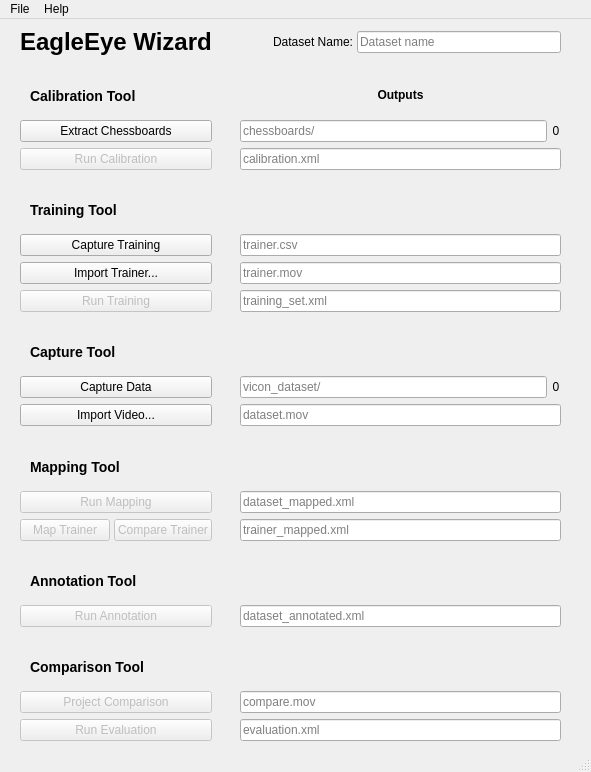
gwillz/EagleEye, file wizard.ui: the form before one commit.
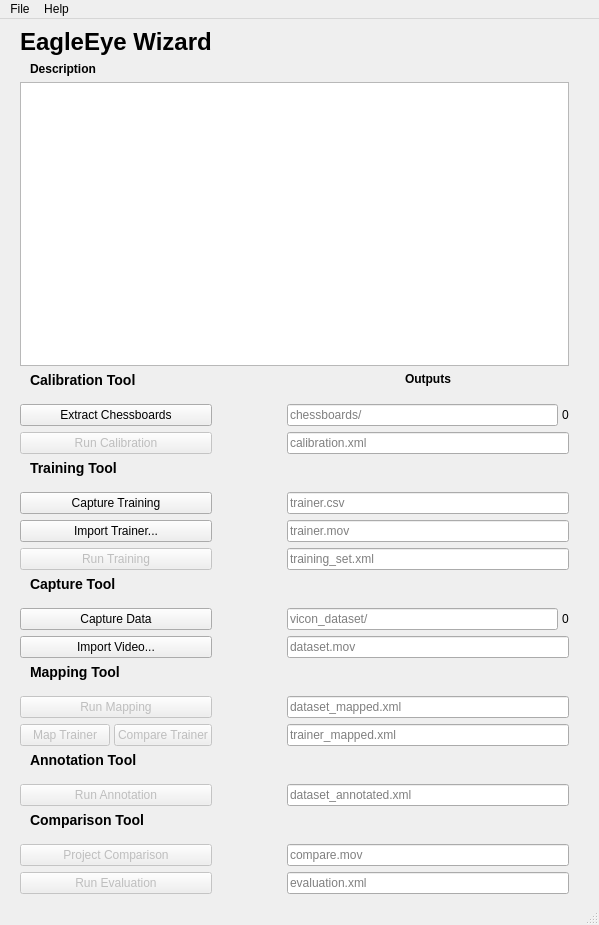
The form after the commit. Icons and pictures are not drawn. Custom widgets are drawn as their Qt base class.

Commit message: added description field to header.xml

Patch:
```diff
--- a/wizard.ui
+++ b/wizard.ui
@@ -6,15 +6,15 @@
    <rect>
     <x>0</x>
     <y>0</y>
-    <width>591</width>
-    <height>772</height>
+    <width>599</width>
+    <height>925</height>
    </rect>
   </property>
   <property name="windowTitle">
    <string>EagleEye Wizard</string>
   </property>
   <widget class="QWidget" name="centralwidget">
-   <layout class="QGridLayout" name="gridLayout" columnstretch="2,2,1,1,9,9,9,1">
+   <layout class="QGridLayout" name="gridLayout" columnstretch="10,10,10,20,20,0">
     <property name="leftMargin">
      <number>20</number>
     </property>
@@ -24,7 +24,30 @@
     <property name="horizontalSpacing">
      <number>4</number>
     </property>
-    <item row="7" column="0" colspan="2">
+    <item row="2" column="0" colspan="6">
+     <widget class="QPlainTextEdit" name="description_edit">
+      <property name="minimumSize">
+       <size>
+        <width>0</width>
+        <height>50</height>
+       </size>
+      </property>
+     </widget>
+    </item>
+    <item row="18" column="0" colspan="2">
+     <widget class="QLabel" name="label_7">
+      <property name="text">
+       <string>&lt;h3&gt;Comparison Tool&lt;/h3&gt;</string>
+      </property>
+      <property name="alignment">
+       <set>Qt::AlignBottom|Qt::AlignLeading|Qt::AlignLeft</set>
+      </property>
+      <property name="indent">
+       <number>10</number>
+      </property>
+     </widget>
+    </item>
+    <item row="9" column="0" colspan="2">
      <widget class="HoverButton" name="trainer_button">
       <property name="enabled">
        <bool>false</bool>
@@ -34,7 +57,23 @@
       </property>
      </widget>
     </item>
-    <item row="14" column="0" colspan="2">
+    <item row="3" column="2" rowspan="17">
+     <spacer name="horizontalSpacer_2">
+      <property name="orientation">
+       <enum>Qt::Horizontal</enum>
+      </property>
+      <property name="sizeType">
+       <enum>QSizePolicy::Fixed</enum>
+      </property>
+      <property name="sizeHint" stdset="0">
+       <size>
+        <width>20</width>
+        <height>20</height>
+       </size>
+      </property>
+     </spacer>
+    </item>
+    <item row="16" column="0" colspan="2">
      <widget class="QLabel" name="label_6">
       <property name="text">
        <string>&lt;h3&gt;Annotation Tool&lt;/h3&gt;</string>
@@ -47,7 +86,7 @@
       </property>
      </widget>
     </item>
-    <item row="3" column="0" colspan="2">
+    <item row="5" column="0" colspan="2">
      <widget class="HoverButton" name="calibration_button">
       <property name="enabled">
        <bool>false</bool>
@@ -57,7 +96,7 @@
       </property>
      </widget>
     </item>
-    <item row="12" column="0" colspan="2">
+    <item row="14" column="0" colspan="2">
      <widget class="HoverButton" name="mapping_button">
       <property name="enabled">
        <bool>false</bool>
@@ -67,7 +106,7 @@
       </property>
      </widget>
     </item>
-    <item row="2" column="7">
+    <item row="4" column="5">
      <widget class="QLabel" name="num_chessboards">
       <property name="sizePolicy">
        <sizepolicy hsizetype="Minimum" vsizetype="Preferred">
@@ -83,37 +122,21 @@
       </property>
      </widget>
     </item>
-    <item row="9" column="3" colspan="4">
+    <item row="11" column="3" colspan="2">
      <widget class="HighlightEdit" name="vicondata_edit">
       <property name="placeholderText">
        <string>vicon_dataset/</string>
       </property>
      </widget>
     </item>
-    <item row="0" column="2" colspan="2">
-     <spacer name="horizontalSpacer">
-      <property name="orientation">
-       <enum>Qt::Horizontal</enum>
-      </property>
-      <property name="sizeType">
-       <enum>QSizePolicy::MinimumExpanding</enum>
-      </property>
-      <property name="sizeHint" stdset="0">
-       <size>
-        <width>40</width>
-        <height>20</height>
-       </size>
-      </property>
-     </spacer>
-    </item>
-    <item row="2" column="0" colspan="2">
+    <item row="4" column="0" colspan="2">
      <widget class="QPushButton" name="chessboard_button">
       <property name="text">
        <string>Extract Chessboards</string>
       </property>
      </widget>
     </item>
-    <item row="2" column="3" colspan="4">
+    <item row="4" column="3" colspan="2">
      <widget class="HighlightEdit" name="chessboard_edit">
       <property name="text">
        <string/>
@@ -123,14 +146,14 @@
       </property>
      </widget>
     </item>
-    <item row="6" column="0" colspan="2">
+    <item row="8" column="0" colspan="2">
      <widget class="QPushButton" name="trainer_mov_button">
       <property name="text">
        <string>Import Trainer...</string>
       </property>
      </widget>
     </item>
-    <item row="10" column="3" colspan="5">
+    <item row="12" column="3" colspan="3">
      <widget class="HighlightEdit" name="dataset_mov_edit">
       <property name="text">
        <string/>
@@ -140,7 +163,7 @@
       </property>
      </widget>
     </item>
-    <item row="15" column="0" colspan="2">
+    <item row="17" column="0" colspan="2">
      <widget class="HoverButton" name="annotation_button">
       <property name="enabled">
        <bool>false</bool>
@@ -150,14 +173,14 @@
       </property>
      </widget>
     </item>
-    <item row="3" column="3" colspan="5">
+    <item row="5" column="3" colspan="3">
      <widget class="HighlightEdit" name="calibration_edit">
       <property name="placeholderText">
        <string>calibration.xml</string>
       </property>
      </widget>
     </item>
-    <item row="1" column="3" colspan="5">
+    <item row="3" column="3" colspan="3">
      <widget class="QLabel" name="label">
       <property name="text">
        <string>&lt;h4&gt;Outputs&lt;/h4&gt;</string>
@@ -170,14 +193,14 @@
       </property>
      </widget>
     </item>
-    <item row="15" column="3" colspan="5">
+    <item row="17" column="3" colspan="3">
      <widget class="HighlightEdit" name="dataset_ann_edit">
       <property name="placeholderText">
        <string>dataset_annotated.xml</string>
       </property>
      </widget>
     </item>
-    <item row="5" column="3" colspan="5">
+    <item row="7" column="3" colspan="3">
      <widget class="HighlightEdit" name="trainer_csv_edit">
       <property name="text">
        <string/>
@@ -187,7 +210,7 @@
       </property>
      </widget>
     </item>
-    <item row="17" column="0" colspan="2">
+    <item row="19" column="0" colspan="2">
      <widget class="HoverButton" name="comparison_button">
       <property name="enabled">
        <bool>false</bool>
@@ -197,36 +220,14 @@
       </property>
      </widget>
     </item>
-    <item row="1" column="2" rowspan="17">
-     <spacer name="horizontalSpacer_2">
-      <property name="orientation">
-       <enum>Qt::Horizontal</enum>
-      </property>
-      <property name="sizeType">
-       <enum>QSizePolicy::Fixed</enum>
-      </property>
-      <property name="sizeHint" stdset="0">
-       <size>
-        <width>20</width>
-        <height>20</height>
-       </size>
-      </property>
-     </spacer>
-    </item>
-    <item row="16" column="0" colspan="2">
-     <widget class="QLabel" name="label_7">
-      <property name="text">
-       <string>&lt;h3&gt;Comparison Tool&lt;/h3&gt;</string>
-      </property>
-      <property name="alignment">
-       <set>Qt::AlignBottom|Qt::AlignLeading|Qt::AlignLeft</set>
-      </property>
-      <property name="indent">
-       <number>10</number>
+    <item row="15" column="3" colspan="3">
+     <widget class="HighlightEdit" name="trainer_map_edit">
+      <property name="placeholderText">
+       <string>trainer_mapped.xml</string>
       </property>
      </widget>
     </item>
-    <item row="12" column="3" colspan="5">
+    <item row="14" column="3" colspan="3">
      <widget class="HighlightEdit" name="dataset_map_edit">
       <property name="placeholderText">
        <string>dataset_mapped.xml</string>
@@ -240,7 +241,7 @@
       </property>
      </widget>
     </item>
-    <item row="18" column="0" colspan="2">
+    <item row="20" column="0" colspan="2">
      <widget class="HoverButton" name="evaluation_button">
       <property name="enabled">
        <bool>false</bool>
@@ -250,14 +251,14 @@
       </property>
      </widget>
     </item>
-    <item row="10" column="0" colspan="2">
+    <item row="12" column="0" colspan="2">
      <widget class="QPushButton" name="dataset_mov_button">
       <property name="text">
        <string>Import Video...</string>
       </property>
      </widget>
     </item>
-    <item row="11" column="0" colspan="2">
+    <item row="13" column="0" colspan="2">
      <widget class="QLabel" name="label_5">
       <property name="text">
        <string>&lt;h3&gt;Mapping Tool&lt;/h3&gt;</string>
@@ -270,7 +271,7 @@
       </property>
      </widget>
     </item>
-    <item row="9" column="7">
+    <item row="11" column="5">
      <widget class="QLabel" name="num_vicondata">
       <property name="text">
        <string>0</string>
@@ -280,7 +281,7 @@
       </property>
      </widget>
     </item>
-    <item row="6" column="3" colspan="5">
+    <item row="8" column="3" colspan="3">
      <widget class="HighlightEdit" name="trainer_mov_edit">
       <property name="text">
        <string/>
@@ -290,7 +291,7 @@
       </property>
      </widget>
     </item>
-    <item row="4" column="0" colspan="2">
+    <item row="6" column="0" colspan="2">
      <widget class="QLabel" name="label_3">
       <property name="text">
        <string>&lt;h3&gt;Training Tool&lt;/h3&gt;</string>
@@ -303,7 +304,7 @@
       </property>
      </widget>
     </item>
-    <item row="1" column="0" colspan="2">
+    <item row="3" column="0" colspan="2">
      <widget class="QLabel" name="label_2">
       <property name="text">
        <string>&lt;h3&gt;Calibration Tool&lt;/h3&gt;</string>
@@ -316,7 +317,7 @@
       </property>
      </widget>
     </item>
-    <item row="8" column="0" colspan="2">
+    <item row="10" column="0" colspan="2">
      <widget class="QLabel" name="label_4">
       <property name="text">
        <string>&lt;h3&gt;Capture Tool&lt;/h3&gt;</string>
@@ -329,54 +330,28 @@
       </property>
      </widget>
     </item>
-    <item row="9" column="0" colspan="2">
+    <item row="11" column="0" colspan="2">
      <widget class="QPushButton" name="capture_button">
       <property name="text">
        <string>Capture Data</string>
       </property>
      </widget>
     </item>
-    <item row="0" column="5" colspan="3">
-     <widget class="QLineEdit" name="dataset_name_edit">
-      <property name="minimumSize">
-       <size>
-        <width>120</width>
-        <height>0</height>
-       </size>
-      </property>
-      <property name="placeholderText">
-       <string>Dataset name</string>
-      </property>
-     </widget>
-    </item>
-    <item row="0" column="4">
-     <widget class="QLabel" name="label_9">
-      <property name="text">
-       <string>Dataset Name:</string>
-      </property>
-      <property name="alignment">
-       <set>Qt::AlignRight|Qt::AlignTrailing|Qt::AlignVCenter</set>
-      </property>
-      <property name="buddy">
-       <cstring>dataset_name_edit</cstring>
-      </property>
-     </widget>
-    </item>
-    <item row="5" column="0" colspan="2">
+    <item row="7" column="0" colspan="2">
      <widget class="QPushButton" name="capture_trainer_button">
       <property name="text">
        <string>Capture Training</string>
       </property>
      </widget>
     </item>
-    <item row="7" column="3" colspan="5">
+    <item row="9" column="3" colspan="3">
      <widget class="HighlightEdit" name="trainer_xml_edit">
       <property name="placeholderText">
        <string>training_set.xml</string>
       </property>
      </widget>
     </item>
-    <item row="13" column="0">
+    <item row="15" column="0">
      <widget class="HoverButton" name="trainer_map_button">
       <property name="enabled">
        <bool>false</bool>
@@ -386,7 +361,7 @@
       </property>
      </widget>
     </item>
-    <item row="13" column="1">
+    <item row="15" column="1">
      <widget class="HoverButton" name="trainer_compare_button">
       <property name="enabled">
        <bool>false</bool>
@@ -396,7 +371,7 @@
       </property>
      </widget>
     </item>
-    <item row="17" column="3" colspan="5">
+    <item row="19" column="3" colspan="3">
      <widget class="HighlightEdit" name="comparison_edit">
       <property name="text">
        <string/>
@@ -406,17 +381,23 @@
       </property>
      </widget>
     </item>
-    <item row="18" column="3" colspan="5">
+    <item row="20" column="3" colspan="3">
      <widget class="HighlightEdit" name="evaluation_edit">
       <property name="placeholderText">
        <string>evaluation.xml</string>
       </property>
      </widget>
     </item>
-    <item row="13" column="3" colspan="5">
-     <widget class="HighlightEdit" name="trainer_map_edit">
-      <property name="placeholderText">
-       <string>trainer_mapped.xml</string>
+    <item row="1" column="0">
+     <widget class="QLabel" name="label_9">
+      <property name="text">
+       <string>&lt;h4&gt;Description&lt;/h4&gt;</string>
+      </property>
+      <property name="alignment">
+       <set>Qt::AlignLeading|Qt::AlignLeft|Qt::AlignVCenter</set>
+      </property>
+      <property name="indent">
+       <number>10</number>
       </property>
      </widget>
     </item>
@@ -427,8 +408,8 @@
     <rect>
      <x>0</x>
      <y>0</y>
-     <width>591</width>
-     <height>21</height>
+     <width>599</width>
+     <height>29</height>
     </rect>
    </property>
    <widget class="QMenu" name="menuFile">
```
Left out of the diff: 1 changed line with no effect on the pictures. The commit also changes 1 other file.
